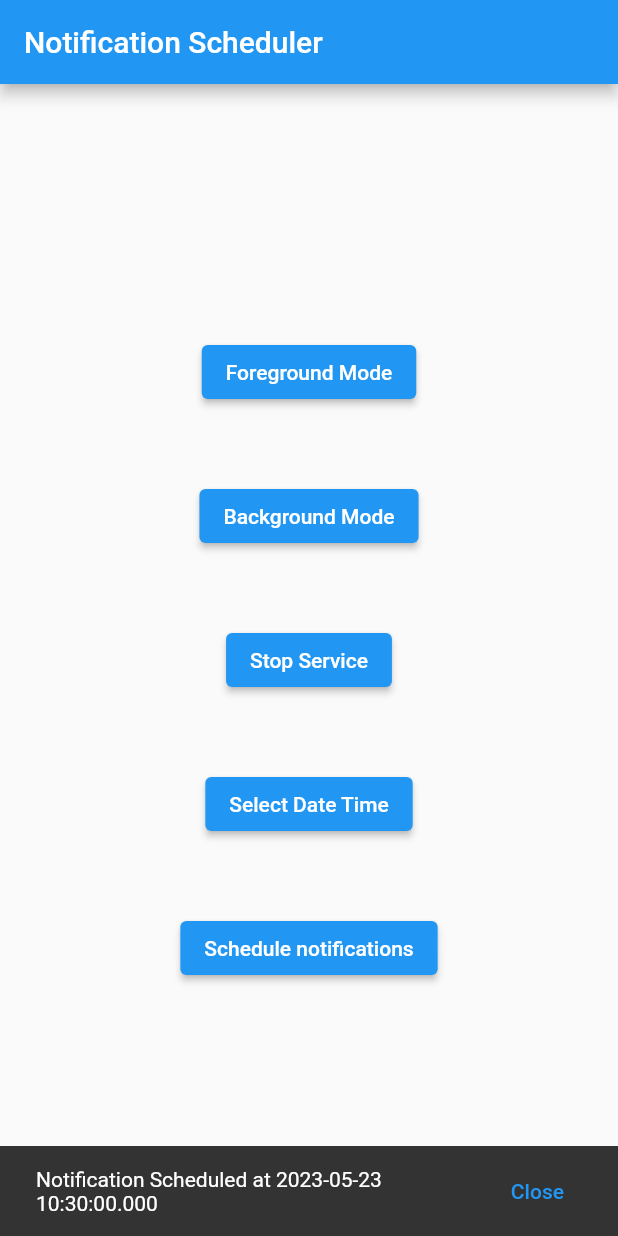
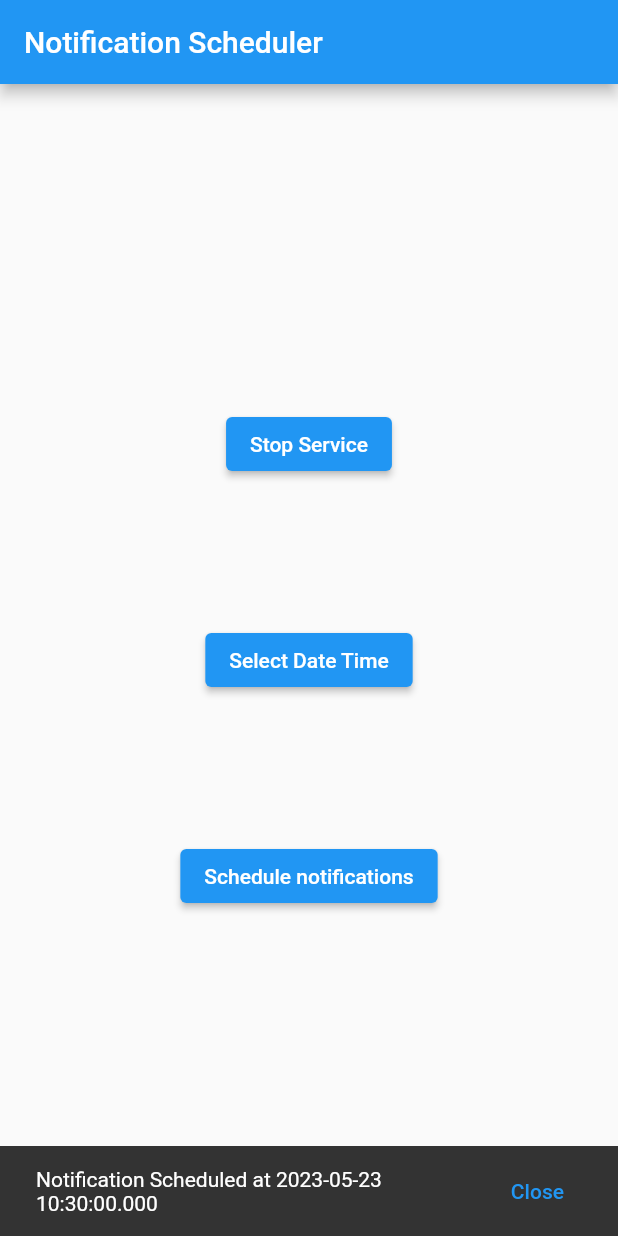
Before and after one commit to Anikshakya/flutterXbackground, a Flutter app: the screen it shows after launch, after a tap on "Schedule notifications", on a phone screen of 412 x 824 dp. Run offline on Flutter 3.47's test engine with Material 2 defaults, Android fonts, the phone set to English and light mode, and no system bars; our stand-ins replace device_info_plus, flutter_local_notifications, get_storage, shared_preferences, timezone; missing offline and left inert: flutter_background_service, flutter_background_service_android.

Commit message:
[fixed:: stopped bg service running at app start] - added background_service.dart - clean code

```diff
--- a/lib/home_page.dart
+++ b/lib/home_page.dart
@@ -1,6 +1,7 @@
 import 'package:flutter/material.dart';
 import 'package:flutter_background_service/flutter_background_service.dart';
 import 'package:flutterxbackground/helper/read_write.dart';
+import 'package:flutterxbackground/services/background_service.dart';
 
 import 'services/notificaiton_service.dart';
 
@@ -13,7 +14,7 @@ class HomePage extends StatefulWidget {
 
 class _HomePageState extends State<HomePage> {
   DateTime scheduleTime = DateTime.now();
-  String text = "Stop Service";
+  String text = "Start Service";
   @override
   Widget build(BuildContext context) {
     return Scaffold(
@@ -26,18 +27,6 @@ class _HomePageState extends State<HomePage> {
             child: Column(
               mainAxisAlignment: MainAxisAlignment.spaceEvenly,
               children: [
-                ElevatedButton(
-                  child: const Text("Foreground Mode"),
-                  onPressed: () {
-                    FlutterBackgroundService().invoke("setAsForeground");
-                  },
-                ),
-                ElevatedButton(
-                  child: const Text("Background Mode"),
-                  onPressed: () {
-                    FlutterBackgroundService().invoke("setAsBackground");
-                  },
-                ),
                 //Stop/Start Service
                 ElevatedButton(
                   child: Text(text),
@@ -45,17 +34,16 @@ class _HomePageState extends State<HomePage> {
                     final service = FlutterBackgroundService();
                     var isRunning = await service.isRunning();
                     if (isRunning) {
-                      service.invoke("stopService");
+                      BackgroundService.stopBgService();
+                      setState(() {
+                        text = 'Start Service';
+                      });
                     } else {
-                      service.startService();
+                      BackgroundService.startBgService();
+                      setState(() {
+                        text = 'Stop Service';
+                      });
                     }
-
-                    if (!isRunning) {
-                      text = 'Stop Service';
-                    } else {
-                      text = 'Start Service';
-                    }
-                    setState(() {});
                   },
                 ),
                 //Pick date
@@ -89,7 +77,6 @@ class _HomePageState extends State<HomePage> {
                             );
                             // Do something with the selected date and time
                             scheduleTime = selectedDateTime;
-                            write("scheduledTime", selectedDateTime.toString());
                           }
                         });
                       }
@@ -102,13 +89,29 @@ class _HomePageState extends State<HomePage> {
                 //Schedule Button
                 ElevatedButton(
                   child: const Text('Schedule notifications'),
-                  onPressed: () {
+                  onPressed: () async{
+                    //To Start the service if it hasnt already, This will automatically trigger the notification beacuse the trigger function is defiled insde bg service
+                    final service = FlutterBackgroundService();
+                    var isRunning = await service.isRunning();
+                    if (!isRunning) {
+                      BackgroundService.startBgService();
+                      setState(() {
+                        text = 'Stop Service';
+                      });
+                    }
+                    //Print shedule time
                     debugPrint('Notification Scheduled for $scheduleTime');
+
+                    //Store notification date to call on background
+                    write("scheduledTime", scheduleTime.toString());
+
+                    //For Foreground
                     NotificationService().scheduleNotification(
                       title: 'Scheduled Notification',
                       body: 'Hey you have an event on $scheduleTime',
                       scheduledNotificationDateTime: scheduleTime
                     );
+
                     //Snack bar
                     final snackBar = SnackBar(
                       content: Text('Notification Scheduled at $scheduleTime'),
--- a/lib/main.dart
+++ b/lib/main.dart
@@ -1,193 +1,16 @@
 import 'dart:async';
-import 'dart:io';
-import 'dart:ui';
-import 'package:device_info_plus/device_info_plus.dart';
 import 'package:flutter/material.dart';
-import 'package:flutter_background_service/flutter_background_service.dart';
-import 'package:flutter_background_service_android/flutter_background_service_android.dart';
-import 'package:flutter_local_notifications/flutter_local_notifications.dart';
-import 'package:flutterxbackground/helper/read_write.dart';
 import 'package:flutterxbackground/home_page.dart';
+import 'package:flutterxbackground/services/background_service.dart';
 import 'package:flutterxbackground/services/notificaiton_service.dart';
-import 'package:shared_preferences/shared_preferences.dart';
 import 'package:timezone/data/latest.dart' as tz;
 
 Future<void> main() async {
   WidgetsFlutterBinding.ensureInitialized();
-  await initializeService();
+  await BackgroundService.configureBackgroundService();
   NotificationService().initNotification();
   tz.initializeTimeZones();
   runApp(const MyApp());
-}
-
-Future<void> initializeService() async {
-  final service = FlutterBackgroundService();
-
-  /// OPTIONAL, using custom notification channel id
-  const AndroidNotificationChannel channel = AndroidNotificationChannel(
-    'my_foreground', // id
-    'MY FOREGROUND SERVICE', // title
-    description:'This channel is used for important notifications.', // description
-    importance: Importance.low, // importance must be at low or higher level
-  );
-
-  final FlutterLocalNotificationsPlugin flutterLocalNotificationsPlugin =
-      FlutterLocalNotificationsPlugin();
-
-  if (Platform.isIOS) {
-    await flutterLocalNotificationsPlugin.initialize(
-      InitializationSettings(
-        android: const AndroidInitializationSettings('ic_launcher'), iOS: DarwinInitializationSettings(
-        requestAlertPermission: true,
-        requestBadgePermission: true,
-        requestSoundPermission: true,
-        onDidReceiveLocalNotification:
-            (int id, String? title, String? body, String? payload) async {}))
-    );
-  }
-
-  await flutterLocalNotificationsPlugin
-      .resolvePlatformSpecificImplementation<
-          AndroidFlutterLocalNotificationsPlugin>()
-      ?.createNotificationChannel(channel);
-
-  await service.configure(
-    androidConfiguration: AndroidConfiguration(
-      // this will be executed when app is in foreground or background in separated isolate
-      onStart: onStart,
-
-      // auto start service
-      autoStart: true,
-      isForegroundMode: true,
-
-      notificationChannelId: 'my_foreground',
-      initialNotificationTitle: 'AWESOME SERVICE',
-      initialNotificationContent: 'Initializing',
-      foregroundServiceNotificationId: 888,
-    ),
-    iosConfiguration: IosConfiguration(
-      // auto start service
-      autoStart: true,
-
-      // this will be executed when app is in foreground in separated isolate
-      onForeground: onStart,
-
-      // you have to enable background fetch capability on xcode project
-      onBackground: onIosBackground,
-    ),
-  );
-
-  service.startService();
-}
-
-// to ensure this is executed
-// run app from xcode, then from xcode menu, select Simulate Background Fetch
-
-@pragma('vm:entry-point')
-Future<bool> onIosBackground(ServiceInstance service) async {
-  WidgetsFlutterBinding.ensureInitialized();
-  DartPluginRegistrant.ensureInitialized();
-
-  SharedPreferences preferences = await SharedPreferences.getInstance();
-  await preferences.reload();
-  final log = preferences.getStringList('log') ?? <String>[];
-  log.add(DateTime.now().toIso8601String());
-  await preferences.setStringList('log', log);
-
-  return true;
-}
-
-@pragma('vm:entry-point')
-void onStart(ServiceInstance service) async {
-  // Only available for flutter 3.0.0 and later
-  DartPluginRegistrant.ensureInitialized();
-
-  // For flutter prior to version 3.0.0
-  // We have to register the plugin manually
-
-  SharedPreferences preferences = await SharedPreferences.getInstance();
-  await preferences.setString("hello", "world");
-
-  /// OPTIONAL when use custom notification
-  final FlutterLocalNotificationsPlugin flutterLocalNotificationsPlugin =
-      FlutterLocalNotificationsPlugin();
-
-  if (service is AndroidServiceInstance) {
-    service.on('setAsForeground').listen((event) {
-      service.setAsForegroundService();
-    });
-
-    service.on('setAsBackground').listen((event) {
-      service.setAsBackgroundService();
-    });
-  }
-
-  service.on('stopService').listen((event) {
-    service.stopSelf();
-  });
-
-  // bring to foreground
-  Timer.periodic(const Duration(seconds: 1), (timer) async {
-    if (service is AndroidServiceInstance) {
-      if (await service.isForegroundService()) {
-        /// OPTIONAL for use custom notification
-        /// the notification id must be equals with AndroidConfiguration when you call configure() method.
-        flutterLocalNotificationsPlugin.show(
-          888,
-          'Bg Service',
-          'Hamro Date Time ${DateTime.now()}',
-          const NotificationDetails(
-            android: AndroidNotificationDetails(
-              'my_foreground',
-              'MY FOREGROUND SERVICE',
-              icon: 'ic_launcher',
-              ongoing: true,
-            ),
-          ),
-        );
-
-        //Es ma k garne lekh nu parcha
-        if(read("scheduledTime") != null || read("scheduledTime") != ""){
-          NotificationService().scheduleNotification(
-            title: 'Scheduled Notification',
-            body: '${read("scheduledTime")}',
-            scheduledNotificationDateTime: DateTime.parse(read("scheduledTime")),
-          );
-        }
-
-
-        // if you don't using custom notification, uncomment this
-        // service.setForegroundNotificationInfo(
-        //   title: "My App Service",
-        //   content: "Updated at ${DateTime.now()}",
-        // );
-      }
-    }
-
-    /// you can see this log in logcat
-    debugPrint('FLUTTER BACKGROUND SERVICE: ${DateTime.now()}');
-
-    // test using external plugin
-    final deviceInfo = DeviceInfoPlugin();
-    String? device;
-    if (Platform.isAndroid) {
-      final androidInfo = await deviceInfo.androidInfo;
-      device = androidInfo.model;
-    }
-
-    if (Platform.isIOS) {
-      final iosInfo = await deviceInfo.iosInfo;
-      device = iosInfo.model;
-    }
-
-    service.invoke(
-      'update',
-      {
-        "current_date": DateTime.now().toIso8601String(),
-        "device": device,
-      },
-    );
-  });
 }
 
 class MyApp extends StatefulWidget {
--- /dev/null
+++ b/lib/services/background_service.dart
@@ -0,0 +1,232 @@
+import 'dart:async';
+import 'dart:io';
+import 'dart:ui';
+import 'package:device_info_plus/device_info_plus.dart';
+import 'package:flutter/material.dart';
+import 'package:flutter_background_service/flutter_background_service.dart';
+import 'package:flutter_background_service_android/flutter_background_service_android.dart';
+import 'package:flutter_local_notifications/flutter_local_notifications.dart';
+import 'package:flutterxbackground/helper/read_write.dart';
+import 'package:flutterxbackground/services/notificaiton_service.dart';
+import 'package:shared_preferences/shared_preferences.dart';
+
+class BackgroundService{
+  final service = FlutterBackgroundService();
+  final FlutterLocalNotificationsPlugin flutterLocalNotificationsPlugin = FlutterLocalNotificationsPlugin();
+
+  static configureBackgroundService() async{
+    final service = FlutterBackgroundService();
+    //Configure the background service
+    await service.configure(
+      androidConfiguration: AndroidConfiguration(
+        //This will be executed when app is in foreground or background in separated isolate
+        onStart: onStart,
+        //Auto start service
+        autoStart: false,
+        isForegroundMode: true,
+        notificationChannelId: 'my_foreground',
+        initialNotificationTitle: 'Background Service Configuration',
+        initialNotificationContent: 'Configuration on process..',
+        foregroundServiceNotificationId: 888,
+      ),
+      iosConfiguration: IosConfiguration(
+        // auto start service
+        autoStart: true,
+
+        // this will be executed when app is in foreground in separated isolate
+        onForeground: onStart,
+
+        // you have to enable background fetch capability on xcode project
+        onBackground: onIosBackground,
+      ),
+    );
+  }
+
+  static void startBgService(){
+    final service = FlutterBackgroundService();
+    service.startService();
+  }
+
+  static void stopBgService(){
+    final service = FlutterBackgroundService();
+    service.invoke("stopService");
+  }
+
+  static void setAsBgService(){
+    final service = FlutterBackgroundService();
+    service.invoke("setAsBackground");
+  }
+
+  static void setAsFgService(){
+    final service = FlutterBackgroundService();
+    service.invoke("setAsForeground");
+  }
+
+  // //Configure and start the background process
+  // Future<void> initializeService() async {
+  //   /// OPTIONAL, using custom notification channel id
+  //   const AndroidNotificationChannel channel = AndroidNotificationChannel(
+  //     'my_foreground', // id
+  //     'MY FOREGROUND SERVICE', // title
+  //     description:'This channel is used for important notifications.', // description
+  //     importance: Importance.low, // importance must be at low or higher level
+  //   );
+
+  //   final FlutterLocalNotificationsPlugin flutterLocalNotificationsPlugin = FlutterLocalNotificationsPlugin();
+
+  //   if (Platform.isIOS) {
+  //     await flutterLocalNotificationsPlugin.initialize(
+  //       InitializationSettings(
+  //         android: const AndroidInitializationSettings('ic_launcher'), iOS: DarwinInitializationSettings(
+  //         requestAlertPermission: true,
+  //         requestBadgePermission: true,
+  //         requestSoundPermission: true,
+  //         onDidReceiveLocalNotification:
+  //             (int id, String? title, String? body, String? payload) async {}))
+  //     );
+  //   }
+
+  //   await flutterLocalNotificationsPlugin.resolvePlatformSpecificImplementation<AndroidFlutterLocalNotificationsPlugin>()?.createNotificationChannel(channel);
+
+  //   //Configure the background service
+  //   await service.configure(
+  //     androidConfiguration: AndroidConfiguration(
+  //       // this will be executed when app is in foreground or background in separated isolate
+  //       onStart: onStart,
+
+  //       // auto start service
+  //       autoStart: true,
+  //       isForegroundMode: true,
+
+  //       notificationChannelId: 'my_foreground',
+  //       initialNotificationTitle: 'Foreground Service',
+  //       initialNotificationContent: 'Initializing',
+  //       foregroundServiceNotificationId: 888,
+  //     ),
+  //     iosConfiguration: IosConfiguration(
+  //       // auto start service
+  //       autoStart: true,
+
+  //       // this will be executed when app is in foreground in separated isolate
+  //       onForeground: onStart,
+
+  //       // you have to enable background fetch capability on xcode project
+  //       onBackground: onIosBackground,
+  //     ),
+  //   );
+
+  //   //Start the background service
+  //   service.startService(); //This is to start the process
+  // }
+
+
+  //For IOS
+  // to ensure this is executed
+  // run app from xcode, then from xcode menu, select Simulate Background Fetch
+  @pragma('vm:entry-point')
+  static Future<bool> onIosBackground(ServiceInstance service) async {
+    WidgetsFlutterBinding.ensureInitialized();
+    DartPluginRegistrant.ensureInitialized();
+
+    SharedPreferences preferences = await SharedPreferences.getInstance();
+    await preferences.reload();
+    final log = preferences.getStringList('log') ?? <String>[];
+    log.add(DateTime.now().toIso8601String());
+    await preferences.setStringList('log', log);
+
+    return true;
+  }
+
+
+  //For Android
+  @pragma('vm:entry-point')
+  static void onStart(ServiceInstance service) async {
+    // Only available for flutter 3.0.0 and later
+    DartPluginRegistrant.ensureInitialized();
+
+    // For flutter prior to version 3.0.0
+    // We have to register the plugin manually
+
+    SharedPreferences preferences = await SharedPreferences.getInstance();
+    await preferences.setString("hello", "world");
+
+    /// To Show Your own notification
+    final FlutterLocalNotificationsPlugin flutterLocalNotificationsPlugin = FlutterLocalNotificationsPlugin();
+
+    if (service is AndroidServiceInstance) {
+      service.on('setAsForeground').listen((event) {
+        service.setAsForegroundService();
+      });
+
+      service.on('setAsBackground').listen((event) {
+        service.setAsBackgroundService();
+      });
+    }
+
+    service.on('stopService').listen((event) {
+      service.stopSelf();
+    });
+
+    // bring to foreground
+    Timer.periodic(const Duration(seconds: 1), (timer) async {
+      if (service is AndroidServiceInstance) {
+        // if (await service.isForegroundService()) {
+          /// OPTIONAL for use custom notification
+          /// the notification id must be equals with AndroidConfiguration when you call configure() method.
+          flutterLocalNotificationsPlugin.show(
+            888,
+            'Bg Service',
+            'Hamro Date Time ${DateTime.now()}',
+            const NotificationDetails(
+              android: AndroidNotificationDetails(
+                'my_foreground',
+                'MY FOREGROUND SERVICE',
+                icon: 'ic_launcher',
+                ongoing: true,
+              ),
+            ),
+          );
+
+        //   //Es ma k garne lekh nu parcha
+          if(read("scheduledTime") != null && read("scheduledTime") != ""){
+            NotificationService().scheduleNotification(
+              title: 'Scheduled Notification',
+              body: '${read("scheduledTime")}',
+              scheduledNotificationDateTime: DateTime.parse(read("scheduledTime")),
+            );
+          }
+
+        //   // if you don't using custom notification, uncomment this
+        //   // service.setForegroundNotificationInfo(
+        //   //   title: "My App Service",
+        //   //   content: "Updated at ${DateTime.now()}",
+        //   // );
+        // }
+      }
+
+      /// you can see this log in logcat
+      debugPrint('FLUTTER BACKGROUND SERVICE: ${DateTime.now()}');
+
+      // test using external plugin
+      final deviceInfo = DeviceInfoPlugin();
+      String? device;
+      if (Platform.isAndroid) {
+        final androidInfo = await deviceInfo.androidInfo;
+        device = androidInfo.model;
+      }
+
+      if (Platform.isIOS) {
+        final iosInfo = await deviceInfo.iosInfo;
+        device = iosInfo.model;
+      }
+
+      service.invoke(
+        'update',
+        {
+          "current_date": DateTime.now().toIso8601String(),
+          "device": device,
+        },
+      );
+    });
+  }
+}
--- a/lib/services/notificaiton_service.dart
+++ b/lib/services/notificaiton_service.dart
@@ -46,10 +46,7 @@ class NotificationService {
         id,
         title,
         body,
-        tz.TZDateTime.from(
-          scheduledNotificationDateTime,
-          tz.local,
-        ),
+        tz.TZDateTime.from(scheduledNotificationDateTime,tz.local,),
         await notificationDetails(),
         androidAllowWhileIdle: true,
         uiLocalNotificationDateInterpretation:
```
